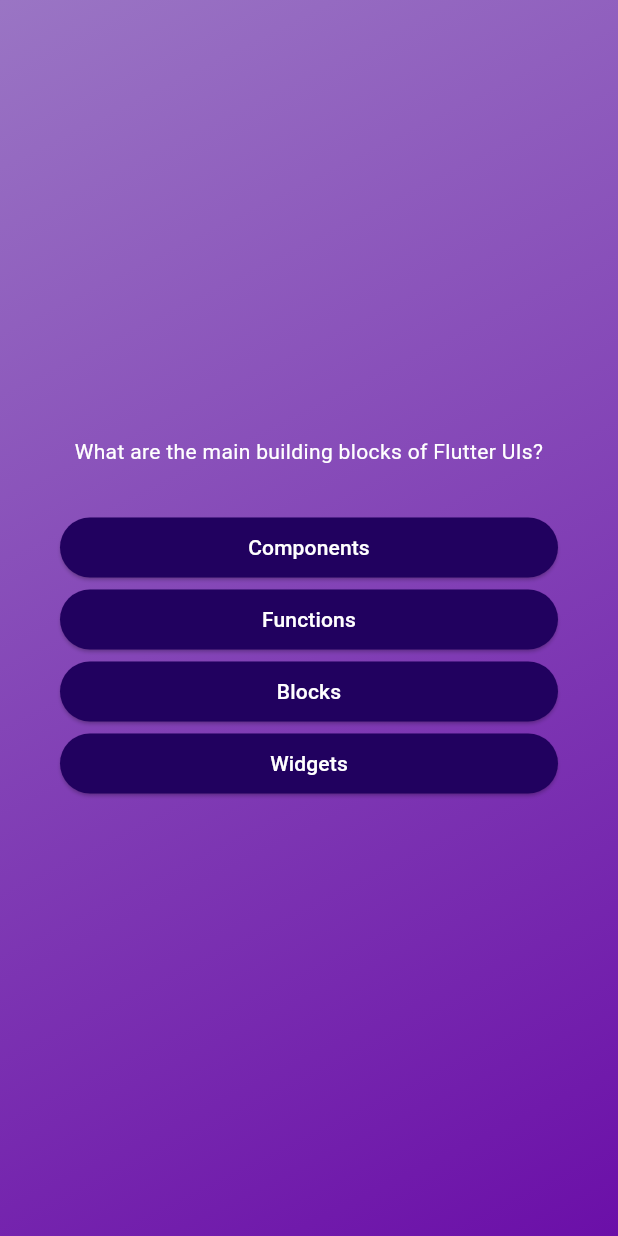
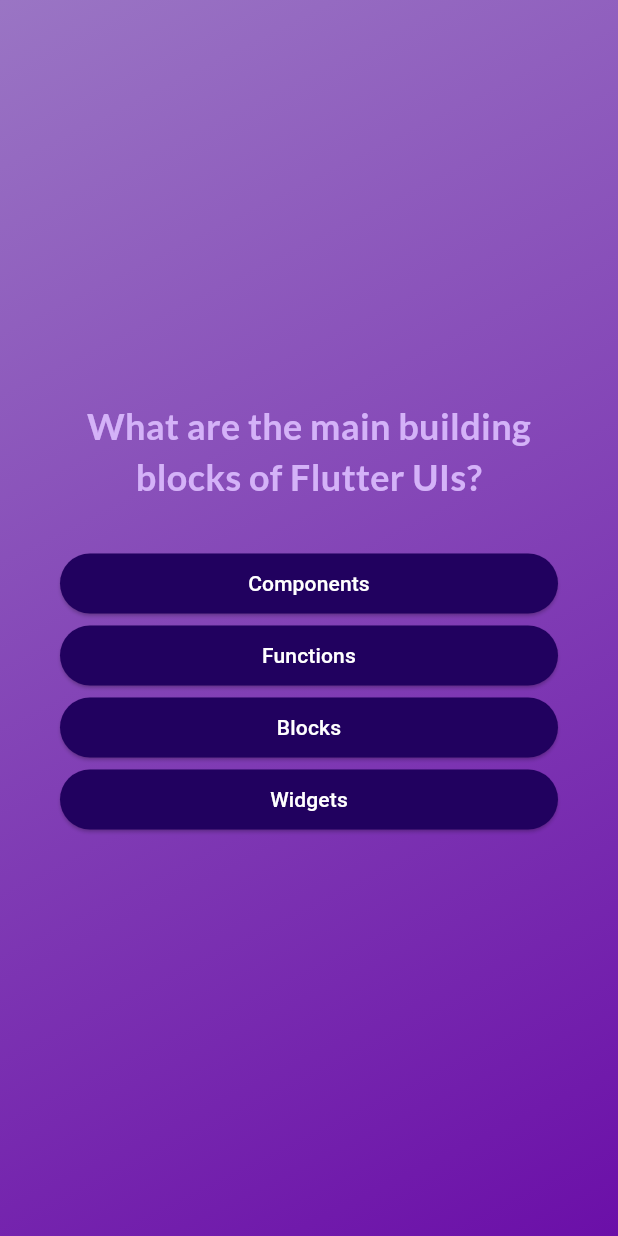
Before and after one commit to japinell/flutter_quiz_app, a Flutter app: the screen it shows after launch, after a tap on "Start Quiz", on a phone screen of 412 x 824 dp. Run offline on Flutter 3.47's test engine with Material 3 defaults, Android fonts, the phone set to English and light mode, and no system bars; our stand-ins replace google_fonts.

Commit message:
Added support for Google fonts

```diff
--- a/lib/questions_screen.dart
+++ b/lib/questions_screen.dart
@@ -1,6 +1,7 @@
 import "package:flutter/material.dart";
 import "package:flutter_quiz_app/answer_button.dart";
 import "package:flutter_quiz_app/data/questions.dart";
+import "package:google_fonts/google_fonts.dart";
 
 class QuestionsScreen extends StatefulWidget {
   const QuestionsScreen({super.key});
@@ -34,7 +35,11 @@ class _QuestionsScreenState extends State<QuestionsScreen> {
           children: [
             Text(
               currentQuestion.text,
-              style: TextStyle(color: Colors.white),
+              style: GoogleFonts.lato(
+                color: const Color.fromARGB(255, 212, 178, 248),
+                fontSize: 24,
+                fontWeight: FontWeight.bold,
+              ),
               textAlign: TextAlign.center,
             ),
             SizedBox(height: 30),
--- a/lib/start_screen.dart
+++ b/lib/start_screen.dart
@@ -1,4 +1,5 @@
 import "package:flutter/material.dart";
+import "package:google_fonts/google_fonts.dart";
 
 class StartScreen extends StatelessWidget {
   const StartScreen(this.startQuiz, {super.key});
@@ -20,7 +21,10 @@ class StartScreen extends StatelessWidget {
           SizedBox(height: 50),
           Text(
             "Flutter Quiz App",
-            style: TextStyle(color: Colors.white, fontSize: 32),
+            style: GoogleFonts.lato(
+              color: const Color.fromARGB(255, 212, 178, 248),
+              fontSize: 24,
+            ),
           ),
           SizedBox(height: 50),
           OutlinedButton.icon(
--- a/pubspec.yaml
+++ b/pubspec.yaml
@@ -34,6 +34,7 @@ dependencies:
   # The following adds the Cupertino Icons font to your application.
   # Use with the CupertinoIcons class for iOS style icons.
   cupertino_icons: ^1.0.8
+  google_fonts: ^6.2.1
 
 dev_dependencies:
   flutter_test:
```
Also changed, not shown: pubspec.lock.
